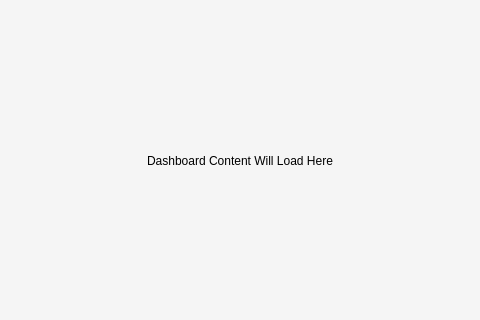
This is ui/main_window.ui in SmitProgrammer/TrackMill as Qt 5 draws it before an edit; both pictures show x 485 to 965 and y 219 to 539 of the 1200 by 700 pixel window. The edited form follows.
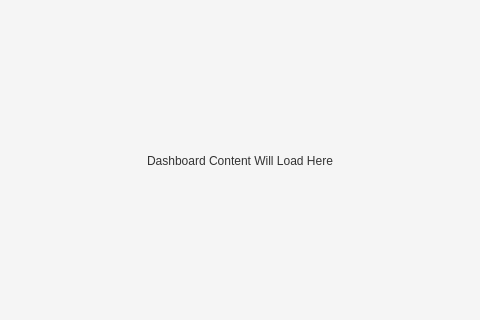
This is the edited form.

```diff
--- a/ui/main_window.ui
+++ b/ui/main_window.ui
@@ -24,6 +24,17 @@
     background-color: #f5f5f5;
 }
 
+QWidget {
+    color: #333333;
+}
+
+QLabel {
+    color: #333333;
+}
+
+QStackedWidget {
+    background-color: #f5f5f5;
+}
 QPushButton#btnDashboard, QPushButton#btnCustomers, QPushButton#btnOrders,
 QPushButton#btnInventory, QPushButton#btnProduction, QPushButton#btnMachines,
 QPushButton#btnEmployees, QPushButton#btnReports, QPushButton#btnSettings {
```
